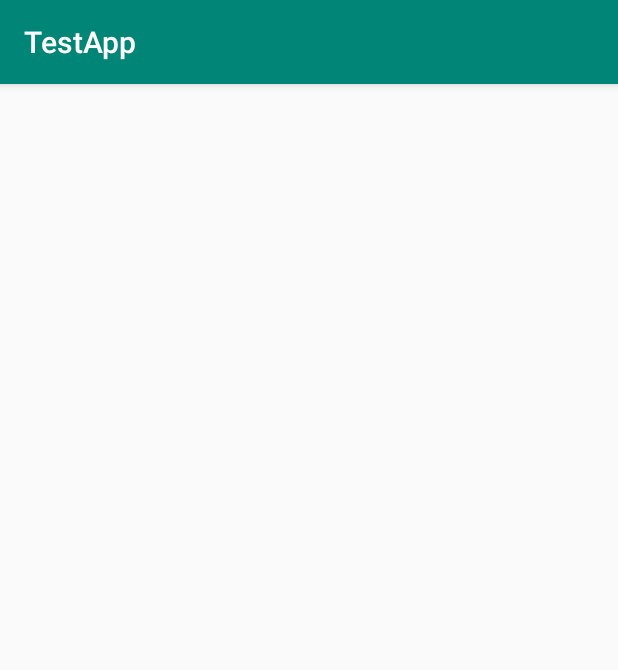
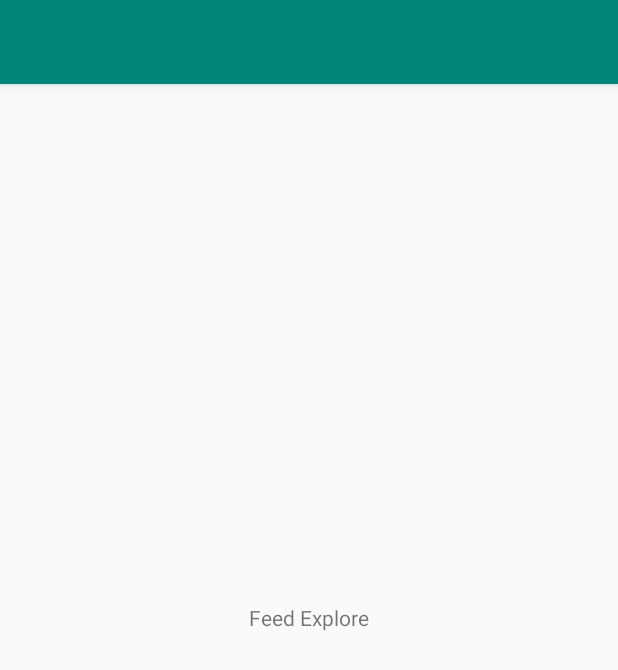
Before and after one commit to HuaiYuanMike/news-feed-exploration, an Android app: the screen it shows after launch (MainActivity), on a phone screen of 412 x 824 dp. Shown: the top 670 px of the screen. Run offline under Robolectric (Android 15) with nearby library versions, the phone set to English and light mode, and no system bars.

Commit message:
Set support action bar. Init MainFeedFragment layout.

```diff
--- a/app/build.gradle
+++ b/app/build.gradle
@@ -39,9 +39,12 @@ dependencies {
     implementation "org.jetbrains.kotlin:kotlin-stdlib-jdk7:$kotlin_version"
     implementation "org.jetbrains.kotlinx:kotlinx-coroutines-core:1.3.8"
     implementation 'androidx.appcompat:appcompat:1.1.0'
-    implementation 'androidx.core:core-ktx:1.3.0'
+    implementation 'androidx.core:core-ktx:1.3.1'
     implementation 'androidx.constraintlayout:constraintlayout:1.1.3'
+    implementation "androidx.coordinatorlayout:coordinatorlayout:1.1.0"
     implementation "androidx.recyclerview:recyclerview:1.1.0"
+
+    implementation "com.google.android.material:material:1.1.0"
 
     // Room
     def room_version = "2.2.5"
--- a/app/src/main/java/com/example/newsFeed/mainFeed/presentation/MainFeedFragment.kt
+++ b/app/src/main/java/com/example/newsFeed/mainFeed/presentation/MainFeedFragment.kt
@@ -1,4 +1,24 @@
 package com.example.newsFeed.mainFeed.presentation
 
-class MainFeedFragment {
+import android.os.Bundle
+import android.view.LayoutInflater
+import android.view.View
+import android.view.ViewGroup
+import androidx.appcompat.app.AppCompatActivity
+import androidx.fragment.app.Fragment
+import com.example.newsFeed.R
+
+class MainFeedFragment : Fragment() {
+    override fun onCreateView(
+        inflater: LayoutInflater,
+        container: ViewGroup?,
+        savedInstanceState: Bundle?
+    ): View? {
+        return inflater.inflate(R.layout.fragment_main_feed, container, false )
+    }
+
+    override fun onCreate(savedInstanceState: Bundle?) {
+        super.onCreate(savedInstanceState)
+        (activity as AppCompatActivity).setSupportActionBar(view?.findViewById(R.id.tool_bar))
+    }
 }
--- a/app/src/main/res/layout/fragment_main_feed.xml
+++ b/app/src/main/res/layout/fragment_main_feed.xml
@@ -1,6 +1,37 @@
 <?xml version="1.0" encoding="utf-8"?>
-<androidx.constraintlayout.widget.ConstraintLayout
+<androidx.coordinatorlayout.widget.CoordinatorLayout
         xmlns:android="http://schemas.android.com/apk/res/android"
-        android:layout_width="match_parent" android:layout_height="match_parent">
+        xmlns:tools="http://schemas.android.com/tools"
+        xmlns:app="http://schemas.android.com/apk/res-auto"
+        android:layout_width="match_parent"
+        android:layout_height="match_parent"
+        tools:context=".mainFeed.presentation.MainActivity">
 
-</androidx.constraintlayout.widget.ConstraintLayout>
+    <androidx.recyclerview.widget.RecyclerView
+            android:id="@+id/recycler_view"
+            android:layout_width="match_parent"
+            android:layout_height="match_parent"
+            app:layout_behavior="@string/appbar_scrolling_view_behavior"/>
+
+    <com.google.android.material.appbar.AppBarLayout
+            android:layout_width="match_parent"
+            android:layout_height="wrap_content">
+
+        <androidx.appcompat.widget.Toolbar
+                android:id="@+id/tool_bar"
+                android:layout_width="match_parent"
+                android:layout_height="?attr/actionBarSize"
+                android:background="?attr/colorPrimary"
+                app:layout_scrollFlags="enterAlways|scroll"/>
+
+    </com.google.android.material.appbar.AppBarLayout>
+
+
+    <TextView
+            android:id="@+id/empty_view"
+            android:layout_width="wrap_content"
+            android:layout_height="wrap_content"
+            android:layout_gravity="center"
+            android:text="@string/app_name"/>
+
+</androidx.coordinatorlayout.widget.CoordinatorLayout>
--- a/app/src/main/res/values/strings.xml
+++ b/app/src/main/res/values/strings.xml
@@ -1,3 +1,3 @@
 <resources>
-    <string name="app_name">TestApp</string>
+    <string name="app_name">Feed Explore</string>
 </resources>
--- a/app/src/main/res/values/styles.xml
+++ b/app/src/main/res/values/styles.xml
@@ -1,7 +1,7 @@
 <resources>
 
     <!-- Base application theme. -->
-    <style name="AppTheme" parent="Theme.AppCompat.Light.DarkActionBar">
+    <style name="AppTheme" parent="Theme.AppCompat.Light.NoActionBar">
         <!-- Customize your theme here. -->
         <item name="colorPrimary">@color/colorPrimary</item>
         <item name="colorPrimaryDark">@color/colorPrimaryDark</item>
```
